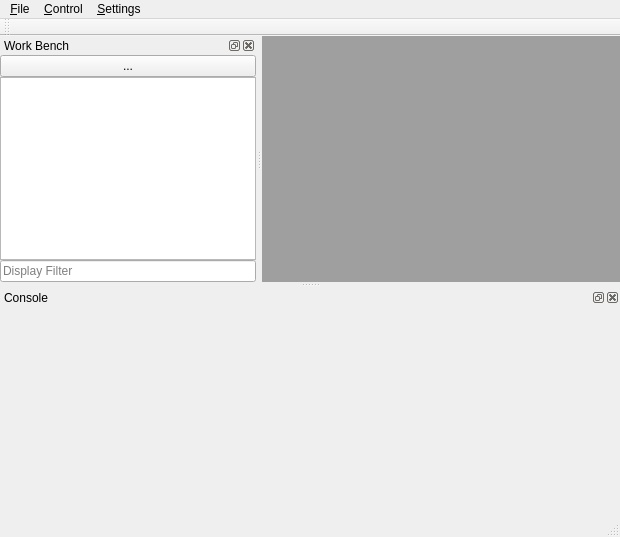
This is mainwindow.ui in davidaq/Uranus2 as Qt 5 draws it before an edit. The edited form follows.
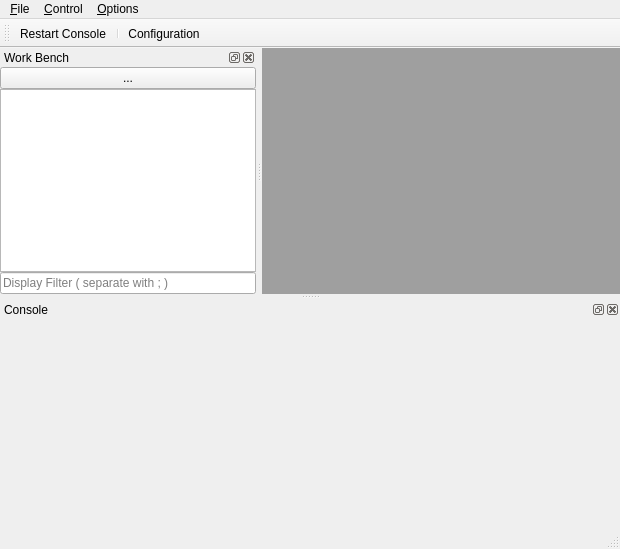
This is the edited form. Icons and pictures are not drawn. Custom widgets are drawn as their Qt base class.

Patch:
```diff
--- a/mainwindow.ui
+++ b/mainwindow.ui
@@ -7,7 +7,7 @@
     <x>0</x>
     <y>0</y>
     <width>620</width>
-    <height>536</height>
+    <height>541</height>
    </rect>
   </property>
   <property name="windowTitle">
@@ -46,7 +46,7 @@
    </widget>
    <widget class="QMenu" name="menu_Settings">
     <property name="title">
-     <string>&amp;Settings</string>
+     <string>&amp;Options</string>
     </property>
    </widget>
    <widget class="QMenu" name="menu_Control">
@@ -68,6 +68,9 @@
    <attribute name="toolBarBreak">
     <bool>false</bool>
    </attribute>
+   <addaction name="actionRestart_Console"/>
+   <addaction name="separator"/>
+   <addaction name="actionConfiguration"/>
   </widget>
   <widget class="QStatusBar" name="statusBar"/>
   <widget class="QDockWidget" name="navigateDock">
@@ -111,7 +114,7 @@
      <item row="2" column="0">
       <widget class="QLineEdit" name="benchFileFilter">
        <property name="placeholderText">
-        <string>Display Filter</string>
+        <string>Display Filter ( separate with ; )</string>
        </property>
       </widget>
      </item>
@@ -149,6 +152,30 @@
    </attribute>
    <widget class="Console" name="consoleWidget"/>
   </widget>
+  <action name="actionConfiguration">
+   <property name="icon">
+    <iconset resource="res.qrc">
+     <normaloff>:/images/config.png</normaloff>:/images/config.png</iconset>
+   </property>
+   <property name="text">
+    <string>Configuration</string>
+   </property>
+   <property name="shortcut">
+    <string>F10</string>
+   </property>
+  </action>
+  <action name="actionRestart_Console">
+   <property name="icon">
+    <iconset resource="res.qrc">
+     <normaloff>:/images/refresh.png</normaloff>:/images/refresh.png</iconset>
+   </property>
+   <property name="text">
+    <string>Restart Console</string>
+   </property>
+   <property name="shortcut">
+    <string>F12</string>
+   </property>
+  </action>
  </widget>
  <layoutdefault spacing="6" margin="11"/>
  <customwidgets>
```
Left out of the diff: 11 changed lines with no effect on the pictures.
